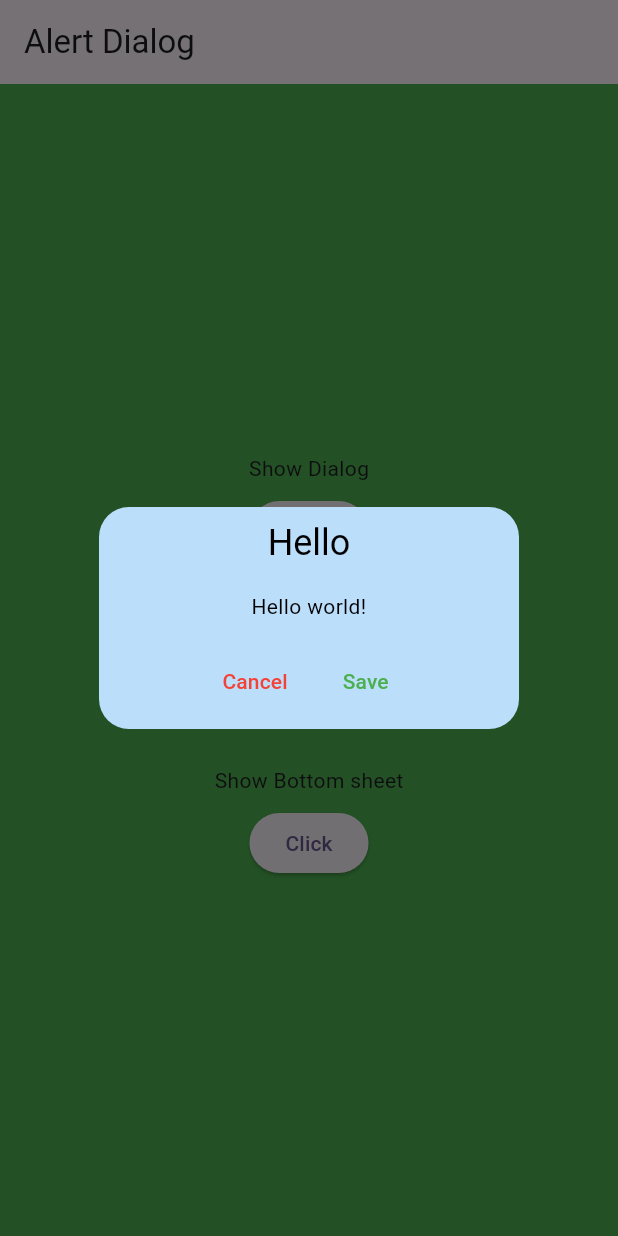
After one commit to mannpadhiar/Flutter_Lab, a Flutter app: the screen it shows after launch, after a tap on "Click", on a phone screen of 412 x 824 dp. The commit adds this screen. Run offline on Flutter 3.47's test engine with Material 3 defaults, Android fonts, the phone set to English and light mode, and no system bars; our stand-ins replace get, sqflite; accounts and stored records are empty.

Commit message:
made changes

```diff
--- /dev/null
+++ b/lib/lab-4/alert_ dialog_example.dart
@@ -0,0 +1,114 @@
+import 'dart:ui';
+
+import 'package:flutter/material.dart';
+import 'package:get/get.dart';
+
+class AlertDialogExample extends StatelessWidget {
+  const AlertDialogExample({super.key});
+
+  @override
+  Widget build(BuildContext context) {
+    return Scaffold(
+      backgroundColor: Colors.green,
+      appBar: AppBar(title: Text('Alert Dialog')),
+      body: Center(
+        child: Column(
+          mainAxisAlignment: MainAxisAlignment.center,
+          crossAxisAlignment: CrossAxisAlignment.center,
+          children: [
+            Padding(
+              padding: const EdgeInsets.all(8.0),
+              child: Text('Show Dialog'),
+            ),
+            ElevatedButton(
+              onPressed: () {
+                Get.defaultDialog(
+                  title: "Hello",
+                  titleStyle: TextStyle(color: Colors.black),
+                  middleText: "Hello world!",
+                  middleTextStyle: TextStyle(color: Colors.black),
+                  // textConfirm: 'Confirm',
+                  // textCancel: 'Cancel',
+                  backgroundColor: Colors.blue[100],
+                  cancel: TextButton(
+                    onPressed: () {
+                      Get.back();
+                    },
+                    child: Text('Cancel', style: TextStyle(color: Colors.red)),
+                  ),
+                  cancelTextColor: Colors.red,
+                  confirm: TextButton(
+                    onPressed: () {},
+                    child: Text('Save', style: TextStyle(color: Colors.green)),
+                  ),
+                  confirmTextColor: Colors.green,
+                );
+              },
+              child: Text('Click'),
+            ),
+            SizedBox(height: 20),
+            Padding(
+              padding: const EdgeInsets.all(8.0),
+              child: Text('Show Snack Bar'),
+            ),
+            ElevatedButton(
+              onPressed: () {
+                Get.snackbar(
+                  "Snack bar showed",
+                  'working complitly fine',
+                  icon: Icon(Icons.account_balance),
+                  shouldIconPulse: true,
+                  snackPosition: SnackPosition.BOTTOM,
+                  backgroundGradient: LinearGradient(
+                    colors: [Color(0xFF25C263), Color(0xFF0575E6)],
+                  ),
+                );
+              },
+              child: Text('Click'),
+            ),
+            SizedBox(height: 20),
+            Padding(
+              padding: const EdgeInsets.all(8.0),
+              child: Text('Show Bottom sheet'),
+            ),
+            ElevatedButton(
+              onPressed: () async{
+                Get.bottomSheet(
+                  barrierColor: Colors.transparent,
+                  enterBottomSheetDuration: Duration(milliseconds: 200),
+                  exitBottomSheetDuration: Duration(milliseconds: 200),
+                  isDismissible: true,
+                  backgroundColor: Colors.black38,
+                  ClipRRect(
+                    borderRadius: BorderRadius.circular(12),
+                    child: BackdropFilter(
+                      filter: ImageFilter.blur(sigmaX: 50, sigmaY: 50),
+                      child: Container(
+                        decoration: BoxDecoration(
+                          borderRadius: BorderRadius.circular(12),
+                          gradient: LinearGradient(colors: [
+                            Color(0xdecebeb),
+                            Color(0x22f8f8f8)
+                          ])
+                        ),
+                        child: ListView.builder(
+                          itemCount: 10,
+                          itemBuilder:
+                              (context, index) =>
+                                  ListTile(title: Text('Hello $index')),
+                        ),
+                      ),
+                    ),
+                  ),
+                );
+                // await Future.delayed(Duration(milliseconds: 300));
+                // Get.back();
+              },
+              child: Text('Click'),
+            ),
+          ],
+        ),
+      ),
+    );
+  }
+}
--- a/lib/main.dart
+++ b/lib/main.dart
@@ -1,10 +1,12 @@
 import 'package:flutter/material.dart';
+import 'package:get/get_navigation/src/root/get_material_app.dart';
 import 'package:sem_5/profile/view/profile_home_page.dart';
 import 'package:sem_5/profile/view/profile_view.dart';
 import 'package:sem_5/views/log_in_view.dart';
 
 import 'E-commerce/views/e_commerce_view.dart';
 import 'lab-3/views/crud_person_view.dart';
+import 'lab-4/alert_ dialog_example.dart';
 import 'local_database/view/local_person_view.dart';
 
 void main() {
@@ -16,14 +18,14 @@ class MyApp extends StatelessWidget {
 
   @override
   Widget build(BuildContext context) {
-    return MaterialApp(
+    return GetMaterialApp(
       debugShowCheckedModeBanner: false,
       darkTheme: ThemeData.dark(),
       title: 'Flutter Demo',
       theme: ThemeData(
         colorScheme: ColorScheme.fromSeed(seedColor: Colors.deepPurple),
       ),
-      home: ProfileView(),
+      home: AlertDialogExample(),
     );
   }
 }
```
Also changed, not shown: lib/profile/view/profile_home_page.dart (+7 -7 lines).
